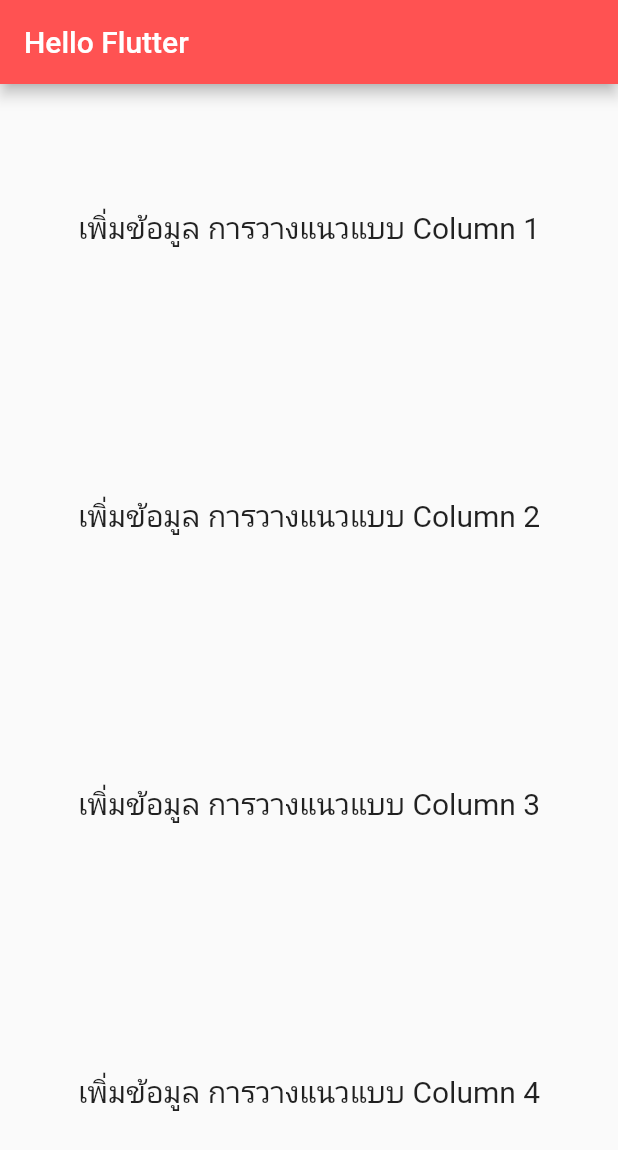
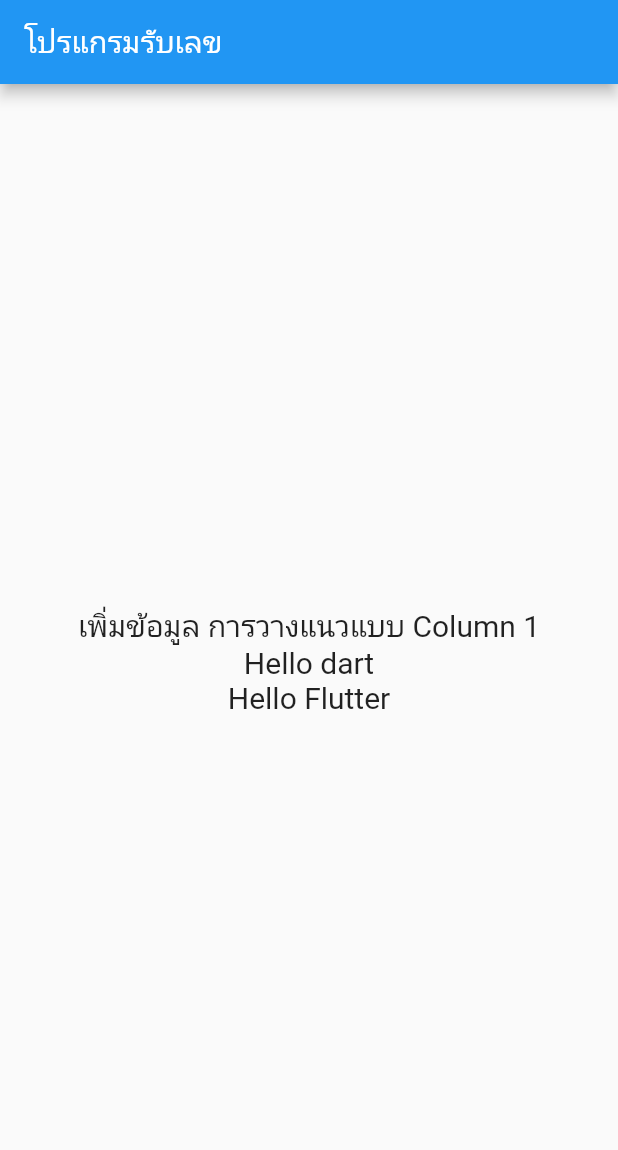
Before and after one commit to johnR46/flutter_app_quick, a Flutter app: the screen it shows after launch, on a phone screen of 412 x 824 dp. Shown: the top 1150 px of the screen. Run offline on Flutter 3.47's test engine with Material 2 defaults, Android fonts, the phone set to English and light mode, and no system bars.

```diff
--- a/lib/main.dart
+++ b/lib/main.dart
@@ -7,38 +7,41 @@ void main() {
 class MyApp extends StatelessWidget {
   @override
   Widget build(BuildContext context) {
-    return MaterialApp(
-      title: "MY app",
-      home: Scaffold(
+    return MaterialApp(title: "MY app", home: MyHomePage());
+  }
+}
+
+class MyHomePage extends StatefulWidget {
+  @override
+  _MyHomePageState createState() => _MyHomePageState();
+}
+
+class _MyHomePageState extends State<MyHomePage> {
+  @override
+  Widget build(BuildContext context) {
+    return Scaffold(
         appBar: AppBar(
           title: Text(
-              'Hello Flutter',
+            'โปรแกรมรับเลข',
           ),
         ),
         body: Center(
             child: Column(
-              mainAxisAlignment: MainAxisAlignment.spaceAround,
+          mainAxisAlignment: MainAxisAlignment.center,
           children: <Widget>[
             Text(
               'เพิ่มข้อมูล การวางแนวแบบ Column 1',
               style: TextStyle(fontSize: 20),
             ),
             Text(
-                  'เพิ่มข้อมูล การวางแนวแบบ Column 2',
+              'Hello dart',
               style: TextStyle(fontSize: 20),
             ),
             Text(
-                  'เพิ่มข้อมูล การวางแนวแบบ Column 3',
-                  style: TextStyle(fontSize: 20),
-                ),
-                Text(
-                  'เพิ่มข้อมูล การวางแนวแบบ Column 4',
+              'Hello Flutter',
               style: TextStyle(fontSize: 20),
             )
           ],
-            ),
-          )),
-      theme: ThemeData(primaryColor: Colors.redAccent),
-    );
+        )));
   }
 }
```
Lines whose indentation alone changed are shown as unchanged.
